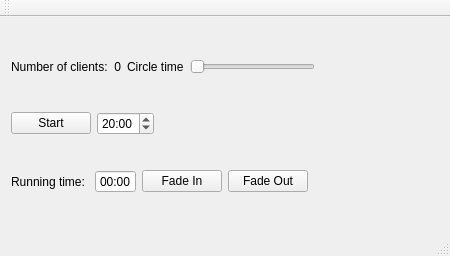
Old version of the form rotation-gui/rotationwindow.ui in the repository tarmoj/harmonicsgame.
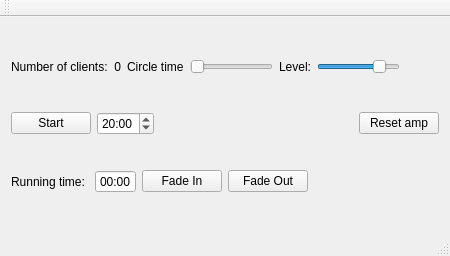
New version of the form.

Commit message: forgit ui form

```diff
--- a/rotation-gui/rotationwindow.ui
+++ b/rotation-gui/rotationwindow.ui
@@ -48,6 +48,23 @@
         </property>
        </widget>
       </item>
+      <item>
+       <widget class="QLabel" name="label_4">
+        <property name="text">
+         <string>Level:</string>
+        </property>
+       </widget>
+      </item>
+      <item>
+       <widget class="QSlider" name="levelSlider">
+        <property name="value">
+         <number>80</number>
+        </property>
+        <property name="orientation">
+         <enum>Qt::Horizontal</enum>
+        </property>
+       </widget>
+      </item>
       <item>
        <spacer name="horizontalSpacer">
         <property name="orientation">
@@ -99,6 +116,13 @@
         </property>
        </spacer>
       </item>
+      <item>
+       <widget class="QPushButton" name="resetButton">
+        <property name="text">
+         <string>Reset amp</string>
+        </property>
+       </widget>
+      </item>
      </layout>
     </item>
     <item>
```
Left out of the diff: 8 changed lines with no effect on the pictures.
